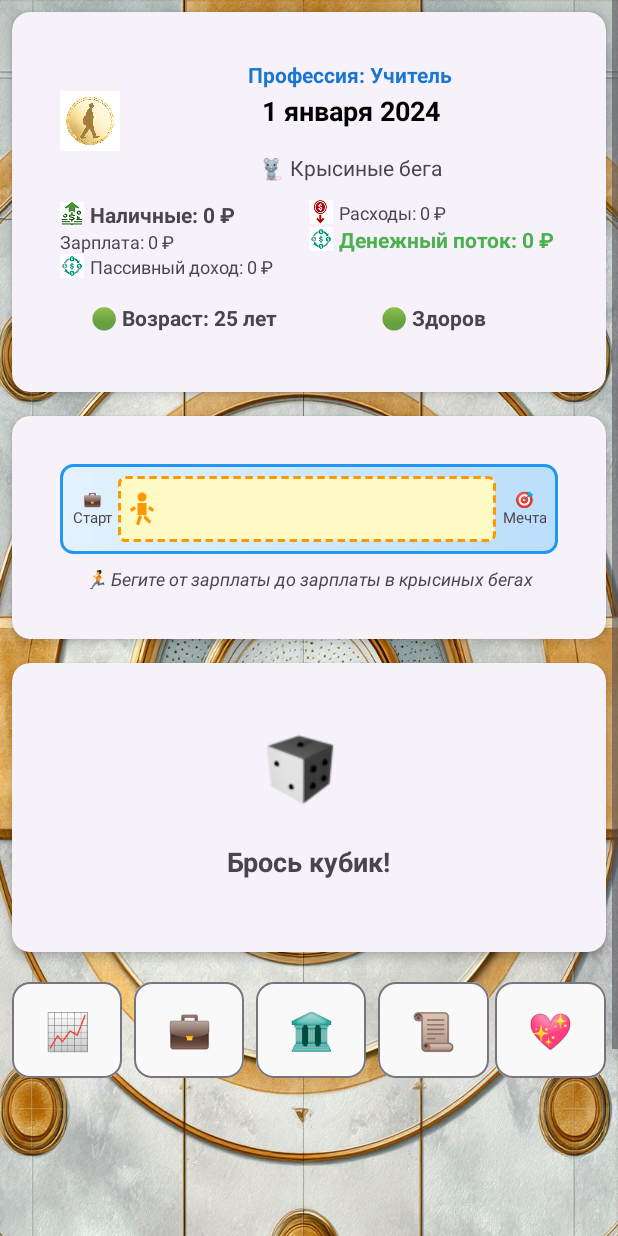
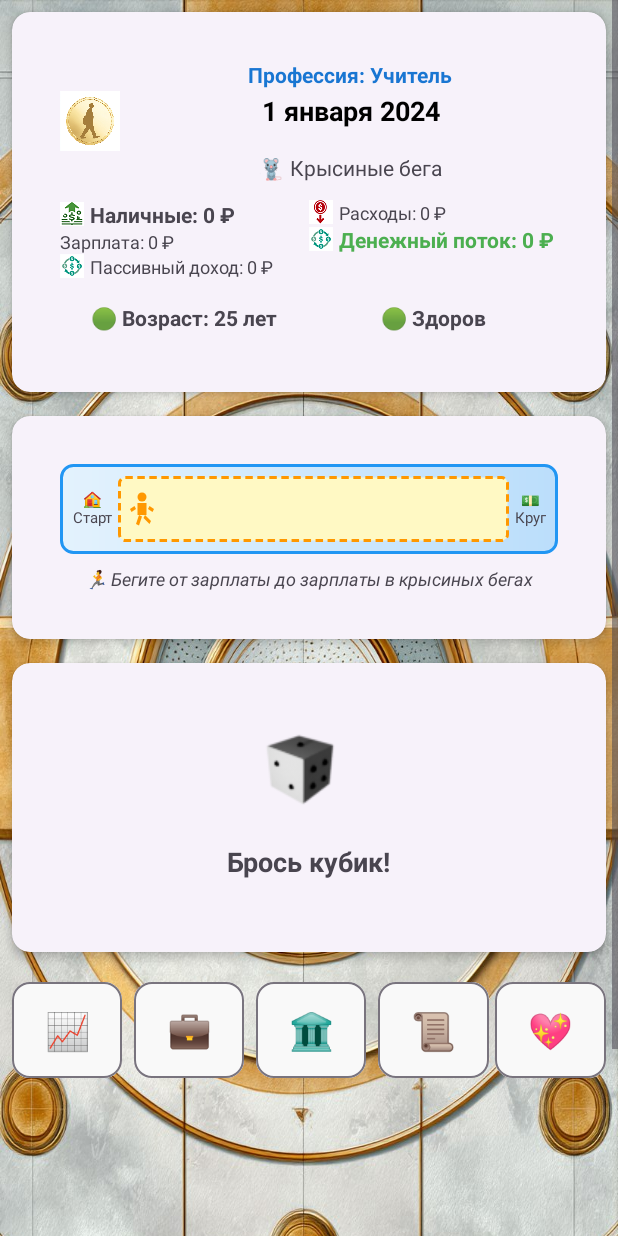
Before and after one commit to RobotAvi/MoneyGame, an Android app: the GameActivity screen opened directly, with no data from a screen before it, on a phone screen of 412 x 824 dp. Run offline under Robolectric (Android 15) with nearby library versions, the phone set to English and light mode, and no system bars; 1 statement that could not run was skipped.

Commit message:
Update start and finish icons in game activity layout
Co-authored-by: g7702457 <g7702457@crk.umn.edu>

```diff
--- a/app/src/main/res/layout/activity_game.xml
+++ b/app/src/main/res/layout/activity_game.xml
@@ -223,7 +223,7 @@
                     <TextView
                         android:layout_width="wrap_content"
                         android:layout_height="wrap_content"
-                        android:text="💼\nСтарт"
+                        android:text="🏠\nСтарт"
                         android:textSize="10sp"
                         android:gravity="center"
                         android:layout_marginEnd="4dp" />
@@ -252,7 +252,7 @@
                         android:id="@+id/tv_finish_goal"
                         android:layout_width="wrap_content"
                         android:layout_height="wrap_content"
-                        android:text="🎯\nМечта"
+                        android:text="💵\nКруг"
                         android:textSize="10sp"
                         android:gravity="center"
                         android:layout_marginStart="4dp" />
```
